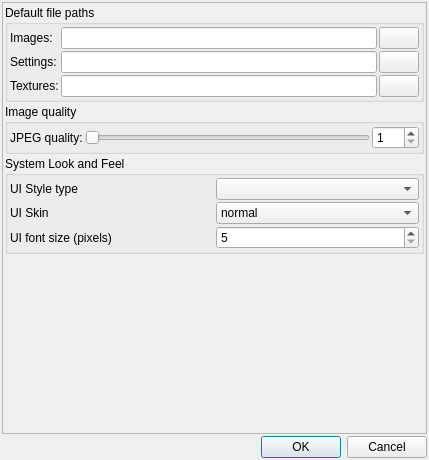
Above: mandelbulber2/qt/preferencesdialog.ui from buddhi1980/mandelbulber2 before the change. Below: the same form after it.
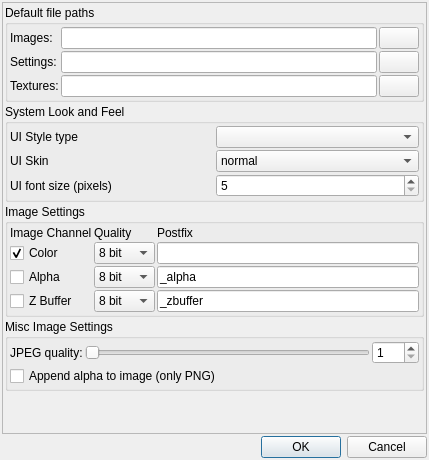
That is the form after the change. Icons and pictures are not drawn. Custom widgets are drawn as their Qt base class.

Commit message: started generalization of image file system openexr now compile optional integrated all pretty alpha right now

```diff
--- a/mandelbulber2/qt/preferencesdialog.ui
+++ b/mandelbulber2/qt/preferencesdialog.ui
@@ -38,9 +38,9 @@
       <property name="geometry">
        <rect>
         <x>0</x>
-        <y>0</y>
-        <width>423</width>
-        <height>431</height>
+        <y>-9</y>
+        <width>407</width>
+        <height>435</height>
        </rect>
       </property>
       <layout class="QVBoxLayout" name="verticalLayout_2">
@@ -156,73 +156,6 @@
          </layout>
         </widget>
        </item>
-       <item>
-        <widget class="QGroupBox" name="groupBox_2">
-         <property name="title">
-          <string>Image quality</string>
-         </property>
-         <layout class="QVBoxLayout" name="verticalLayout_4">
-          <property name="spacing">
-           <number>2</number>
-          </property>
-          <property name="leftMargin">
-           <number>2</number>
-          </property>
-          <property name="topMargin">
-           <number>2</number>
-          </property>
-          <property name="rightMargin">
-           <number>2</number>
-          </property>
-          <property name="bottomMargin">
-           <number>2</number>
-          </property>
-          <item>
-           <layout class="QGridLayout" name="gridLayout_2">
-            <property name="spacing">
-             <number>2</number>
-            </property>
-            <item row="0" column="0">
-             <widget class="QLabel" name="label_5">
-              <property name="text">
-               <string>JPEG quality:</string>
-              </property>
-             </widget>
-            </item>
-            <item row="0" column="1">
-             <widget class="QSlider" name="sliderInt_jpeg_quality">
-              <property name="minimum">
-               <number>1</number>
-              </property>
-              <property name="maximum">
-               <number>100</number>
-              </property>
-              <property name="singleStep">
-               <number>8</number>
-              </property>
-              <property name="pageStep">
-               <number>64</number>
-              </property>
-              <property name="orientation">
-               <enum>Qt::Horizontal</enum>
-              </property>
-             </widget>
-            </item>
-            <item row="0" column="2">
-             <widget class="MySpinBox" name="spinboxInt_jpeg_quality">
-              <property name="minimum">
-               <number>1</number>
-              </property>
-              <property name="maximum">
-               <number>100</number>
-              </property>
-             </widget>
-            </item>
-           </layout>
-          </item>
-         </layout>
-        </widget>
-       </item>
        <item>
         <widget class="QGroupBox" name="groupBox_3">
          <property name="title">
@@ -307,6 +240,234 @@
          </layout>
         </widget>
        </item>
+       <item>
+        <widget class="QGroupBox" name="groupBox_4">
+         <property name="title">
+          <string>Image Settings</string>
+         </property>
+         <layout class="QVBoxLayout" name="verticalLayout_6">
+          <property name="spacing">
+           <number>2</number>
+          </property>
+          <property name="leftMargin">
+           <number>2</number>
+          </property>
+          <property name="topMargin">
+           <number>2</number>
+          </property>
+          <property name="rightMargin">
+           <number>2</number>
+          </property>
+          <property name="bottomMargin">
+           <number>2</number>
+          </property>
+          <item>
+           <layout class="QGridLayout" name="gridLayout_4">
+            <property name="spacing">
+             <number>2</number>
+            </property>
+            <item row="3" column="0">
+             <widget class="QCheckBox" name="checkBox_zbuffer_enabled">
+              <property name="text">
+               <string>Z Buffer</string>
+              </property>
+             </widget>
+            </item>
+            <item row="3" column="1">
+             <widget class="QComboBox" name="comboBox_zbuffer_quality">
+              <item>
+               <property name="text">
+                <string>8 bit</string>
+               </property>
+              </item>
+              <item>
+               <property name="text">
+                <string>16 bit</string>
+               </property>
+              </item>
+              <item>
+               <property name="text">
+                <string>32 bit</string>
+               </property>
+              </item>
+             </widget>
+            </item>
+            <item row="1" column="1">
+             <widget class="QComboBox" name="comboBox_color_quality">
+              <item>
+               <property name="text">
+                <string>8 bit</string>
+               </property>
+              </item>
+              <item>
+               <property name="text">
+                <string>16 bit</string>
+               </property>
+              </item>
+              <item>
+               <property name="text">
+                <string>32 bit</string>
+               </property>
+              </item>
+             </widget>
+            </item>
+            <item row="2" column="1">
+             <widget class="QComboBox" name="comboBox_alpha_quality">
+              <item>
+               <property name="text">
+                <string>8 bit</string>
+               </property>
+              </item>
+              <item>
+               <property name="text">
+                <string>16 bit</string>
+               </property>
+              </item>
+              <item>
+               <property name="text">
+                <string>32 bit</string>
+               </property>
+              </item>
+             </widget>
+            </item>
+            <item row="2" column="0">
+             <widget class="QCheckBox" name="checkBox_alpha_enabled">
+              <property name="text">
+               <string>Alpha</string>
+              </property>
+             </widget>
+            </item>
+            <item row="0" column="1">
+             <widget class="QLabel" name="label_8">
+              <property name="text">
+               <string>Quality</string>
+              </property>
+             </widget>
+            </item>
+            <item row="1" column="2">
+             <widget class="QLineEdit" name="lineEdit_color_postfix">
+              <property name="text">
+               <string/>
+              </property>
+             </widget>
+            </item>
+            <item row="0" column="2">
+             <widget class="QLabel" name="label_9">
+              <property name="text">
+               <string>Postfix</string>
+              </property>
+             </widget>
+            </item>
+            <item row="2" column="2">
+             <widget class="QLineEdit" name="lineEdit_alpha_postfix">
+              <property name="text">
+               <string>_alpha</string>
+              </property>
+             </widget>
+            </item>
+            <item row="0" column="0">
+             <widget class="QLabel" name="label_7">
+              <property name="text">
+               <string>Image Channel</string>
+              </property>
+             </widget>
+            </item>
+            <item row="1" column="0">
+             <widget class="QCheckBox" name="checkBox_color_enabled">
+              <property name="text">
+               <string>Color</string>
+              </property>
+              <property name="checked">
+               <bool>true</bool>
+              </property>
+             </widget>
+            </item>
+            <item row="3" column="2">
+             <widget class="QLineEdit" name="lineEdit_zbuffer_postfix">
+              <property name="text">
+               <string>_zbuffer</string>
+              </property>
+             </widget>
+            </item>
+           </layout>
+          </item>
+         </layout>
+        </widget>
+       </item>
+       <item>
+        <widget class="QGroupBox" name="groupBox_2">
+         <property name="title">
+          <string>Misc Image Settings</string>
+         </property>
+         <layout class="QVBoxLayout" name="verticalLayout_4">
+          <property name="spacing">
+           <number>2</number>
+          </property>
+          <property name="leftMargin">
+           <number>2</number>
+          </property>
+          <property name="topMargin">
+           <number>2</number>
+          </property>
+          <property name="rightMargin">
+           <number>2</number>
+          </property>
+          <property name="bottomMargin">
+           <number>2</number>
+          </property>
+          <item>
+           <layout class="QGridLayout" name="gridLayout_2">
+            <property name="spacing">
+             <number>2</number>
+            </property>
+            <item row="0" column="0">
+             <widget class="QLabel" name="label_5">
+              <property name="text">
+               <string>JPEG quality:</string>
+              </property>
+             </widget>
+            </item>
+            <item row="0" column="1">
+             <widget class="QSlider" name="sliderInt_jpeg_quality">
+              <property name="minimum">
+               <number>1</number>
+              </property>
+              <property name="maximum">
+               <number>100</number>
+              </property>
+              <property name="singleStep">
+               <number>8</number>
+              </property>
+              <property name="pageStep">
+               <number>64</number>
+              </property>
+              <property name="orientation">
+               <enum>Qt::Horizontal</enum>
+              </property>
+             </widget>
+            </item>
+            <item row="0" column="2">
+             <widget class="MySpinBox" name="spinboxInt_jpeg_quality">
+              <property name="minimum">
+               <number>1</number>
+              </property>
+              <property name="maximum">
+               <number>100</number>
+              </property>
+             </widget>
+            </item>
+            <item row="1" column="0" colspan="3">
+             <widget class="QCheckBox" name="checkBox_append_alpha_png">
+              <property name="text">
+               <string>Append alpha to image (only PNG)</string>
+              </property>
+             </widget>
+            </item>
+           </layout>
+          </item>
+         </layout>
+        </widget>
+       </item>
        <item>
         <spacer name="verticalSpacer">
          <property name="orientation">
```
The commit also changes 8 other files.
